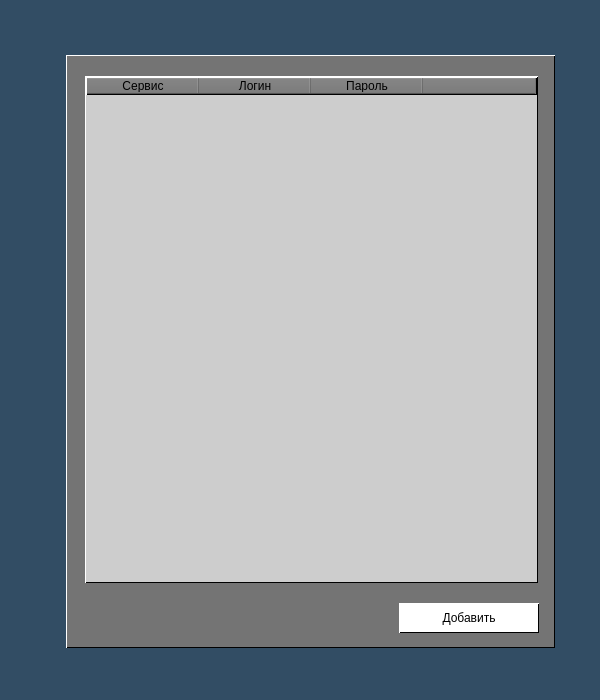
Qt form frontend/pm_main_window.ui (Kvazitropter/password-manager) before a commit.
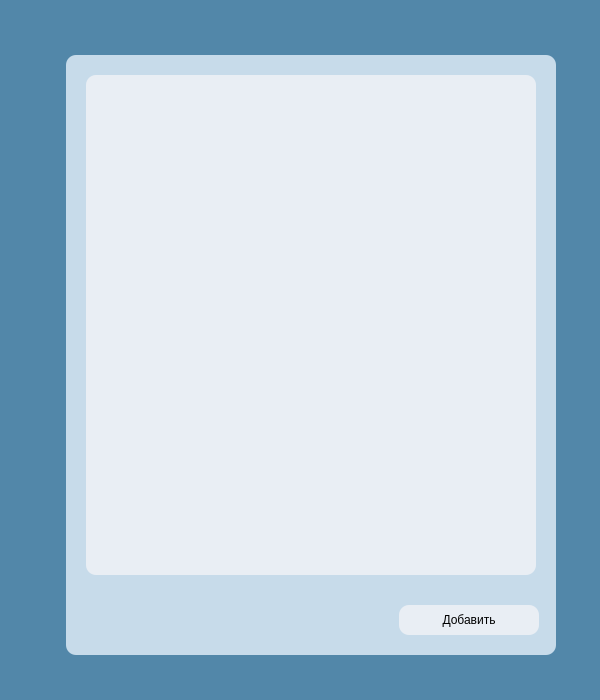
The same form after that commit. Icons and pictures are not drawn.

```diff
--- a/frontend/pm_main_window.ui
+++ b/frontend/pm_main_window.ui
@@ -14,10 +14,16 @@
    <string>Password Manager</string>
   </property>
   <property name="styleSheet">
-   <string notr="true">background-color: #324D64;
-font: normal bold 12px/15px 'Inter', sans-serif;
+   <string notr="true">QWidget {
+background-color: #5287A9;
+}
+
+* {
+font: 700 12px/15px &quot;Verdana&quot;;
 color: #000000;
-
+border: none;
+border-radius: 10px;
+}
 </string>
   </property>
   <widget class="QWidget" name="centralwidget">
@@ -26,22 +32,22 @@
      <rect>
       <x>66</x>
       <y>55</y>
-      <width>489</width>
-      <height>593</height>
+      <width>490</width>
+      <height>600</height>
      </rect>
     </property>
     <property name="styleSheet">
-     <string notr="true">background-color: #747474;
-border: 1px solid #000;
-border-top-color: #fff;
-border-left-color: #fff;
+     <string notr="true">QWidget {
+	
+	background-color: rgb(199, 219, 234);
+}
 </string>
     </property>
     <widget class="QPushButton" name="btn_new_entry">
      <property name="geometry">
       <rect>
        <x>333</x>
-       <y>548</y>
+       <y>550</y>
        <width>140</width>
        <height>30</height>
       </rect>
@@ -57,7 +63,7 @@
      </property>
      <property name="styleSheet">
       <string notr="true">QPushButton {
-background-color: #fff;
+	background-color: rgb(233, 238, 244);
 }
 
 QPushButton::hover {
@@ -75,10 +81,10 @@
     <widget class="QTableWidget" name="table_entries">
      <property name="geometry">
       <rect>
-       <x>19</x>
-       <y>21</y>
-       <width>453</width>
-       <height>507</height>
+       <x>20</x>
+       <y>20</y>
+       <width>450</width>
+       <height>500</height>
       </rect>
      </property>
      <property name="minimumSize">
@@ -89,24 +95,28 @@
      </property>
      <property name="styleSheet">
       <string notr="true">QTableView {
-background-color: #CDCDCD;
+background-color: rgb(233, 238, 244);
 font-weight: normal;
-}
-
-QTableView::section {
-background-color: #fff;
-height: 35px;
+padding: 15px;
+outline: 0;
 }
 
 QTableView::item {
-border-style: none;
-border-bottom: #9A9A9A;
-width: 415px;
+font: inherit;
+font-weight: normal;
+background-color: #fff;
+border-bottom: 1px solid rgb(199, 219, 234);
+padding: 5px 10px;
 }
 
 QTableView::item:selected {
-border: none;
-background-color: rgba(50, 77, 100, 50);
+color: inherit;
+background-color: rgba(199, 219, 234, 30);
+}
+
+QPushButton {
+font-weight: normal;
+background-color: rgb(199, 219, 234);
 }
 
 QPushButton::hover {
@@ -117,11 +127,50 @@
 background-color: rgba(205, 205, 205, 0.1);
 }</string>
      </property>
+     <property name="frameShape">
+      <enum>QFrame::NoFrame</enum>
+     </property>
+     <property name="frameShadow">
+      <enum>QFrame::Plain</enum>
+     </property>
+     <property name="verticalScrollBarPolicy">
+      <enum>Qt::ScrollBarAsNeeded</enum>
+     </property>
      <property name="horizontalScrollBarPolicy">
-      <enum>Qt::ScrollBarPolicy::ScrollBarAsNeeded</enum>
+      <enum>Qt::ScrollBarAlwaysOff</enum>
+     </property>
+     <property name="sizeAdjustPolicy">
+      <enum>QAbstractScrollArea::AdjustToContents</enum>
+     </property>
+     <property name="autoScrollMargin">
+      <number>14</number>
+     </property>
+     <property name="editTriggers">
+      <set>QAbstractItemView::NoEditTriggers</set>
+     </property>
+     <property name="tabKeyNavigation">
+      <bool>false</bool>
+     </property>
+     <property name="alternatingRowColors">
+      <bool>false</bool>
+     </property>
+     <property name="selectionMode">
+      <enum>QAbstractItemView::NoSelection</enum>
+     </property>
+     <property name="selectionBehavior">
+      <enum>QAbstractItemView::SelectRows</enum>
+     </property>
+     <property name="textElideMode">
+      <enum>Qt::ElideRight</enum>
+     </property>
+     <property name="verticalScrollMode">
+      <enum>QAbstractItemView::ScrollPerItem</enum>
      </property>
      <property name="showGrid">
-      <bool>true</bool>
+      <bool>false</bool>
+     </property>
+     <property name="cornerButtonEnabled">
+      <bool>false</bool>
      </property>
      <property name="rowCount">
       <number>0</number>
@@ -129,44 +178,49 @@
      <property name="columnCount">
       <number>4</number>
      </property>
+     <attribute name="horizontalHeaderVisible">
+      <bool>false</bool>
+     </attribute>
+     <attribute name="horizontalHeaderCascadingSectionResizes">
+      <bool>true</bool>
+     </attribute>
+     <attribute name="horizontalHeaderMinimumSectionSize">
+      <number>39</number>
+     </attribute>
      <attribute name="horizontalHeaderDefaultSectionSize">
-      <number>112</number>
+      <number>105</number>
      </attribute>
-     <attribute name="horizontalHeaderShowSortIndicator" stdset="0">
+     <attribute name="horizontalHeaderHighlightSections">
+      <bool>false</bool>
+     </attribute>
+     <attribute name="horizontalHeaderStretchLastSection">
       <bool>false</bool>
      </attribute>
      <attribute name="verticalHeaderVisible">
       <bool>false</bool>
      </attribute>
-     <column>
-      <property name="text">
-       <string>Сервис</string>
-      </property>
-     </column>
-     <column>
-      <property name="text">
-       <string>Логин</string>
-      </property>
-     </column>
-     <column>
-      <property name="text">
-       <string>Пароль</string>
-      </property>
-     </column>
-     <column>
-      <property name="text">
-       <string/>
-      </property>
-     </column>
+     <attribute name="verticalHeaderCascadingSectionResizes">
+      <bool>true</bool>
+     </attribute>
+     <attribute name="verticalHeaderMinimumSectionSize">
+      <number>30</number>
+     </attribute>
+     <attribute name="verticalHeaderDefaultSectionSize">
+      <number>35</number>
+     </attribute>
+     <column/>
+     <column/>
+     <column/>
+     <column/>
     </widget>
    </widget>
    <widget class="QLabel" name="key_image">
     <property name="geometry">
      <rect>
-      <x>15</x>
-      <y>18</y>
-      <width>71</width>
-      <height>111</height>
+      <x>10</x>
+      <y>10</y>
+      <width>111</width>
+      <height>246</height>
      </rect>
     </property>
     <property name="styleSheet">
@@ -186,18 +240,23 @@
    <widget class="QPushButton" name="btn_exit">
     <property name="geometry">
      <rect>
-      <x>562</x>
+      <x>555</x>
       <y>18</y>
-      <width>34</width>
-      <height>30</height>
+      <width>35</width>
+      <height>35</height>
      </rect>
     </property>
     <property name="cursor">
      <cursorShape>PointingHandCursor</cursorShape>
     </property>
     <property name="styleSheet">
-     <string notr="true">background-color: transparent;
-border: none;</string>
+     <string notr="true">QPushButton::hover {
+background-color: rgba(205, 205, 205, 80);
+}
+
+QPushButton::pressed {
+background-color: rgba(205, 205, 205, 130);
+}</string>
     </property>
     <property name="text">
      <string/>
```
Left out of the diff: 12 changed lines with no effect on the pictures.
